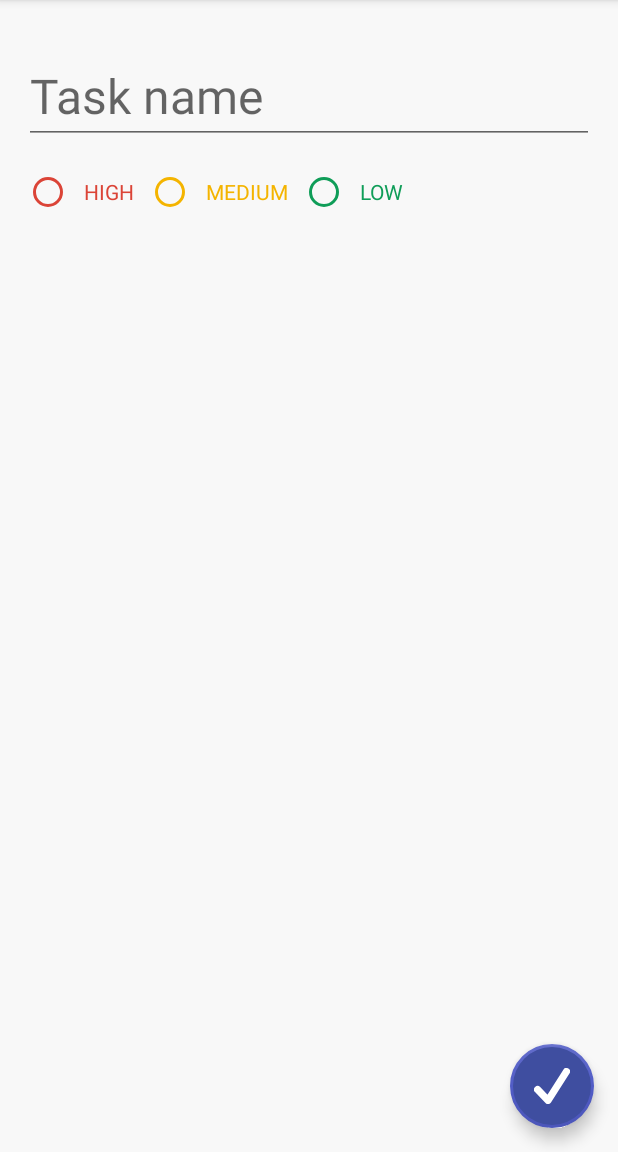
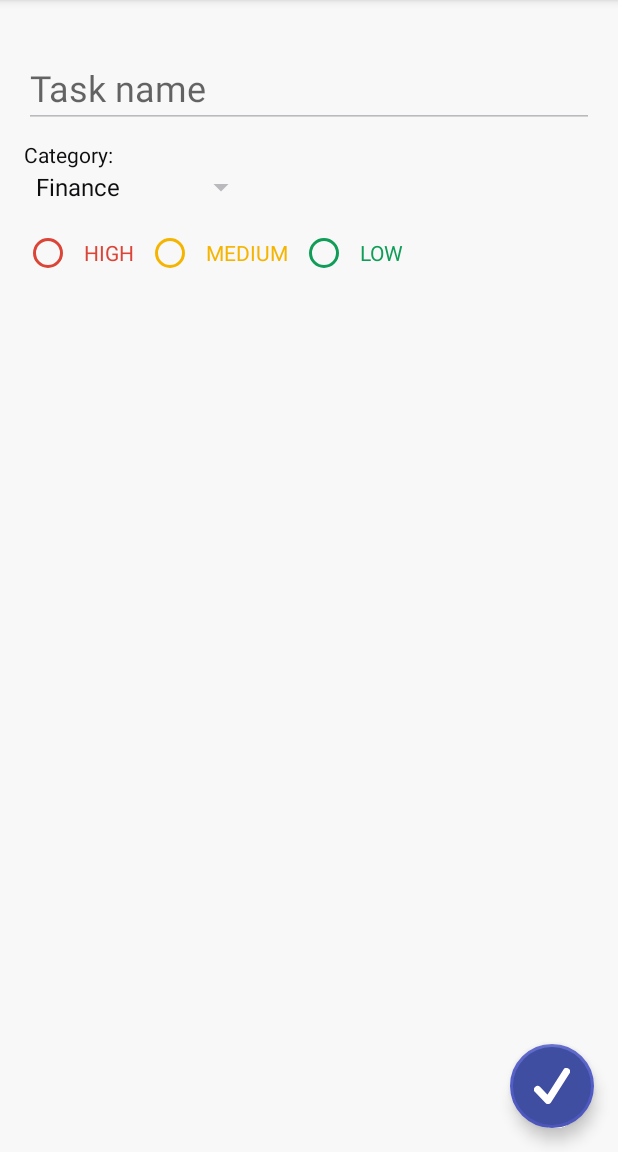
Before and after one commit to TeenWolf3301/ToDoList, an Android app: the EditFragment screen opened through its navigation route, on a phone screen of 412 x 824 dp, the part 84-1236 px from its top. Run offline under Robolectric (Android 15) with nearby library versions, the phone set to English and light mode, and no system bars; our stand-ins replace Dagger/Hilt's generated code, Room's generated code.

Commit message:
dark theme fix

```diff
--- a/app/src/main/res/drawable/checkbox_check_background.xml
+++ b/app/src/main/res/drawable/checkbox_check_background.xml
@@ -6,7 +6,7 @@
                 android:left="2dp"
                 android:right="2dp"
                 android:top="2dp" />
-            <solid android:color="@color/alto" />
+            <solid android:color="?android:textColorPrimaryInverse" />
             <corners android:radius="6dp" />
             <size
                 android:width="24dp"
@@ -16,9 +16,9 @@
     <item>
         <shape>
             <gradient
-                android:endColor="@color/alabaster"
+                android:endColor="?customColorDrawableValue"
                 android:gradientRadius="180"
-                android:startColor="#FCFCFC" />
+                android:startColor="?customColorValue" />
             <corners android:radius="6dp" />
             <size
                 android:width="24dp"
--- a/app/src/main/res/drawable/checkbox_uncheck_background.xml
+++ b/app/src/main/res/drawable/checkbox_uncheck_background.xml
@@ -6,7 +6,7 @@
                 android:left="2dp"
                 android:right="2dp"
                 android:top="2dp" />
-            <solid android:color="@color/alto" />
+            <solid android:color="?android:textColorPrimaryInverse" />
             <corners android:radius="6dp" />
             <size
                 android:width="24dp"
@@ -16,9 +16,9 @@
     <item>
         <shape>
             <gradient
-                android:endColor="@color/alabaster"
+                android:endColor="?customColorDrawableValue"
                 android:gradientRadius="180"
-                android:startColor="#FCFCFC" />
+                android:startColor="?customColorValue" />
             <corners android:radius="6dp" />
             <size
                 android:width="24dp"
--- a/app/src/main/res/drawable/ic_checkmark.xml
+++ b/app/src/main/res/drawable/ic_checkmark.xml
@@ -6,7 +6,7 @@
     <path
         android:pathData="M1,6L3.9167,9L9,1"
         android:strokeWidth="2"
-        android:strokeColor="@color/scarpa_flow"
+        android:strokeColor="?android:textColorTertiary"
         android:strokeLineCap="round"
         android:strokeLineJoin="round" />
 </vector>
--- a/app/src/main/res/layout/fragment_edit.xml
+++ b/app/src/main/res/layout/fragment_edit.xml
@@ -19,7 +19,22 @@
             android:layout_height="wrap_content"
             android:hint="Task name"
             android:textColor="?android:textColorPrimary"
-            android:textSize="32dp" />
+            android:textSize="24dp"
+            android:inputType="text"/>
+
+        <TextView
+            android:text="Category:"
+            android:textSize="14sp"
+            android:layout_marginTop="8dp"
+            android:textColor="?android:textColorPrimary"
+            android:layout_width="match_parent"
+            android:layout_height="wrap_content"/>
+
+        <Spinner
+            android:layout_width="wrap_content"
+            android:layout_height="wrap_content"
+            android:entries="@array/category"
+            android:spinnerMode="dialog"/>
 
         <RadioGroup
             android:layout_width="match_parent"
--- a/app/src/main/res/layout/list_item.xml
+++ b/app/src/main/res/layout/list_item.xml
@@ -30,7 +30,7 @@
         android:ellipsize="end"
         android:gravity="center_vertical"
         android:maxLines="1"
-        android:textColor="@color/scarpa_flow"
+        android:textColor="?android:textColorTertiary"
         android:textSize="18sp"
         tools:text="Task" />
 
@@ -47,7 +47,7 @@
         android:ellipsize="end"
         android:gravity="center_vertical"
         android:maxLines="1"
-        android:textColor="#B9B9BE"
+        android:textColor="?android:textColorSecondary"
         android:textSize="14sp"
         app:drawableStartCompat="@drawable/ic_checkmark"
         tools:text="Category" />
--- a/app/src/main/res/values-night/themes.xml
+++ b/app/src/main/res/values-night/themes.xml
@@ -13,6 +13,15 @@
         <item name="android:statusBarColor" tools:targetApi="l">@color/woodsmoke</item>
         <!-- Customize your theme here. -->
         <item name="android:colorBackground">@color/woodsmoke</item>
+
         <item name="android:textColorPrimary">@color/alto</item>
+        <item name="android:textColorPrimaryInverse">@color/woodsmoke_dark</item>
+
+        <item name="android:textColorSecondary">@color/scarpa_flow</item>
+
+        <item name="android:textColorTertiary">@color/alto</item>
+
+        <item name="customColorValue">@color/charade</item>
+        <item name="customColorDrawableValue">@color/charade_darker</item>
     </style>
 </resources>
--- a/app/src/main/res/values/colors.xml
+++ b/app/src/main/res/values/colors.xml
@@ -13,11 +13,15 @@
 
     <color name="woodsmoke">#141419</color>
     <color name="alabaster">#F8F8F8</color>
+    <color name="alabaster_darker">#FCFCFC</color>
 
     <color name="alto">#DADADA</color>
-    <color name="alto_dark">#0E0E11</color>
+    <color name="french_grey">#B9B9BE</color>
+    <color name="woodsmoke_dark">#0E0E11</color>
 
     <color name="scarpa_flow">#575767</color>
+    <color name="charade">#2B2D37</color>
+    <color name="charade_darker">#262933</color>
 
     <color name="google_red">#DB4437</color>
     <color name="google_yellow">#F4B400</color>
--- a/app/src/main/res/values/strings.xml
+++ b/app/src/main/res/values/strings.xml
@@ -3,9 +3,10 @@
     <string name="fab_content_desc">Add new item</string>
 
 
-    <string-array name="priority">
-        <item>HIGH</item>
-        <item>MEDIUM</item>
-        <item>LOW</item>
+    <string-array name="category">
+        <item>Finance</item>
+        <item>Wedding</item>
+        <item>Freelance</item>
+        <item>Shopping list</item>
     </string-array>
 </resources>
--- a/app/src/main/res/values/themes.xml
+++ b/app/src/main/res/values/themes.xml
@@ -13,6 +13,15 @@
         <item name="android:statusBarColor" tools:targetApi="l">?attr/colorPrimaryVariant</item>
         <!-- Customize your theme here. -->
         <item name="android:colorBackground">@color/alabaster</item>
-        <item name="android:textColorPrimary">@color/alto_dark</item>
+
+        <item name="android:textColorPrimary">@color/woodsmoke_dark</item>
+        <item name="android:textColorPrimaryInverse">@color/alto</item>
+
+        <item name="android:textColorSecondary">@color/french_grey</item>
+
+        <item name="android:textColorTertiary">@color/scarpa_flow</item>
+
+        <item name="customColorValue">@color/alabaster_darker</item>
+        <item name="customColorDrawableValue">@color/alabaster</item>
     </style>
 </resources>
```
